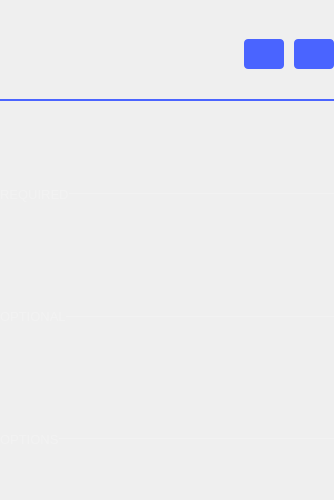
Above: ui/la_settings.ui from analogdevicesinc/scopy before the change. Below: the same form after it.
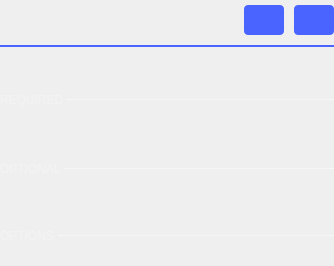
That is the form after the change. Icons and pictures are not drawn.

Patch:
```diff
--- a/ui/la_settings.ui
+++ b/ui/la_settings.ui
@@ -7,11 +7,11 @@
     <x>0</x>
     <y>0</y>
     <width>334</width>
-    <height>500</height>
+    <height>266</height>
    </rect>
   </property>
   <property name="sizePolicy">
-   <sizepolicy hsizetype="Preferred" vsizetype="Minimum">
+   <sizepolicy hsizetype="Preferred" vsizetype="Preferred">
     <horstretch>0</horstretch>
     <verstretch>0</verstretch>
    </sizepolicy>
@@ -27,7 +27,7 @@
     <number>0</number>
    </property>
    <property name="topMargin">
-    <number>10</number>
+    <number>0</number>
    </property>
    <property name="rightMargin">
     <number>0</number>
@@ -37,6 +37,12 @@
    </property>
    <item>
     <widget class="QWidget" name="headerWidget" native="true">
+     <property name="sizePolicy">
+      <sizepolicy hsizetype="Preferred" vsizetype="Maximum">
+       <horstretch>0</horstretch>
+       <verstretch>0</verstretch>
+      </sizepolicy>
+     </property>
      <property name="styleSheet">
       <string notr="true">QPushButton{
   width: 40px;
@@ -52,6 +58,9 @@
       <property name="leftMargin">
        <number>0</number>
       </property>
+      <property name="topMargin">
+       <number>0</number>
+      </property>
       <property name="rightMargin">
        <number>0</number>
       </property>
@@ -68,12 +77,16 @@
         </property>
         <item>
          <widget class="QLabel" name="nameLineEdit">
+          <property name="sizePolicy">
+           <sizepolicy hsizetype="Minimum" vsizetype="Fixed">
+            <horstretch>0</horstretch>
+            <verstretch>0</verstretch>
+           </sizepolicy>
+          </property>
           <property name="styleSheet">
-           <string notr="true">QLabel 
-{
+           <string notr="true">color: white;
 font-size: 14px;
-font-weight: bold;
-}</string>
+font-weight: normal;</string>
           </property>
           <property name="text">
            <string/>
@@ -88,7 +101,7 @@
           <property name="sizeHint" stdset="0">
            <size>
             <width>40</width>
-            <height>20</height>
+            <height>0</height>
            </size>
           </property>
          </spacer>
@@ -164,6 +177,15 @@
    </item>
    <item>
     <widget class="QWidget" name="requiredChn" native="true">
+     <property name="sizePolicy">
+      <sizepolicy hsizetype="Minimum" vsizetype="Fixed">
+       <horstretch>0</horstretch>
+       <verstretch>0</verstretch>
+      </sizepolicy>
+     </property>
+     <property name="styleSheet">
+      <string notr="true"/>
+     </property>
      <layout class="QHBoxLayout" name="horizontalLayout_3">
       <property name="spacing">
        <number>0</number>
@@ -181,36 +203,14 @@
        <number>5</number>
       </property>
       <item>
-       <layout class="QHBoxLayout" name="requiredChnLayout">
-        <property name="spacing">
-         <number>0</number>
-        </property>
+       <layout class="QGridLayout" name="gridLayout">
         <property name="topMargin">
          <number>0</number>
         </property>
-        <item>
-         <widget class="QLabel" name="label_2">
-          <property name="sizePolicy">
-           <sizepolicy hsizetype="Maximum" vsizetype="Preferred">
-            <horstretch>0</horstretch>
-            <verstretch>0</verstretch>
-           </sizepolicy>
-          </property>
-          <property name="styleSheet">
-           <string notr="true">QLabel {
-opacity: 0.2;
-font-family: Arial;
-font-size: 13px;
-line-height: 14px;
-color: rgba(255,255,255,50);
-}</string>
-          </property>
-          <property name="text">
-           <string>REQUIRED</string>
-          </property>
-         </widget>
-        </item>
-        <item>
+        <property name="horizontalSpacing">
+         <number>0</number>
+        </property>
+        <item row="1" column="1">
          <widget class="Line" name="line_2">
           <property name="sizePolicy">
            <sizepolicy hsizetype="Minimum" vsizetype="Fixed">
@@ -218,17 +218,80 @@
             <verstretch>0</verstretch>
            </sizepolicy>
           </property>
+          <property name="minimumSize">
+           <size>
+            <width>0</width>
+            <height>1</height>
+           </size>
+          </property>
+          <property name="maximumSize">
+           <size>
+            <width>16777215</width>
+            <height>1</height>
+           </size>
+          </property>
           <property name="styleSheet">
-           <string notr="true">color: rgba(255,255,255,50);</string>
+           <string notr="true">border: 1px solid rgba(255, 255, 255, 70);</string>
           </property>
           <property name="frameShadow">
-           <enum>QFrame::Plain</enum>
+           <enum>QFrame::Sunken</enum>
           </property>
           <property name="orientation">
            <enum>Qt::Horizontal</enum>
           </property>
          </widget>
         </item>
+        <item row="1" column="0">
+         <widget class="QLabel" name="label_2">
+          <property name="sizePolicy">
+           <sizepolicy hsizetype="Fixed" vsizetype="Fixed">
+            <horstretch>0</horstretch>
+            <verstretch>0</verstretch>
+           </sizepolicy>
+          </property>
+          <property name="styleSheet">
+           <string notr="true">QLabel {
+		font-size: 12px;
+		color: rgba(255, 255, 255, 70);
+	}</string>
+          </property>
+          <property name="text">
+           <string>REQUIRED </string>
+          </property>
+         </widget>
+        </item>
+        <item row="2" column="0" colspan="2">
+         <spacer name="verticalSpacer_3">
+          <property name="orientation">
+           <enum>Qt::Vertical</enum>
+          </property>
+          <property name="sizeType">
+           <enum>QSizePolicy::Fixed</enum>
+          </property>
+          <property name="sizeHint" stdset="0">
+           <size>
+            <width>0</width>
+            <height>15</height>
+           </size>
+          </property>
+         </spacer>
+        </item>
+        <item row="0" column="0" colspan="2">
+         <spacer name="verticalSpacer_2">
+          <property name="orientation">
+           <enum>Qt::Vertical</enum>
+          </property>
+          <property name="sizeType">
+           <enum>QSizePolicy::Fixed</enum>
+          </property>
+          <property name="sizeHint" stdset="0">
+           <size>
+            <width>0</width>
+            <height>25</height>
+           </size>
+          </property>
+         </spacer>
+        </item>
        </layout>
       </item>
      </layout>
@@ -236,6 +299,15 @@
    </item>
    <item>
     <widget class="QWidget" name="optionalChn" native="true">
+     <property name="sizePolicy">
+      <sizepolicy hsizetype="Minimum" vsizetype="Fixed">
+       <horstretch>0</horstretch>
+       <verstretch>0</verstretch>
+      </sizepolicy>
+     </property>
+     <property name="styleSheet">
+      <string notr="true"/>
+     </property>
      <layout class="QHBoxLayout" name="horizontalLayout">
       <property name="spacing">
        <number>0</number>
@@ -253,48 +325,89 @@
        <number>5</number>
       </property>
       <item>
-       <layout class="QHBoxLayout" name="optionalChnLayout">
-        <property name="spacing">
-         <number>0</number>
-        </property>
+       <layout class="QGridLayout" name="gridLayout_2">
         <property name="topMargin">
          <number>0</number>
         </property>
-        <item>
+        <property name="horizontalSpacing">
+         <number>0</number>
+        </property>
+        <item row="1" column="0">
          <widget class="QLabel" name="label_4">
           <property name="sizePolicy">
-           <sizepolicy hsizetype="Maximum" vsizetype="Preferred">
+           <sizepolicy hsizetype="Fixed" vsizetype="Fixed">
             <horstretch>0</horstretch>
             <verstretch>0</verstretch>
            </sizepolicy>
           </property>
           <property name="styleSheet">
            <string notr="true">QLabel {
-opacity: 0.2;
-font-family: Arial;
-font-size: 13px;
-line-height: 14px;
-color: rgba(255,255,255,50);
-}</string>
+		font-size: 12px;
+		color: rgba(255, 255, 255, 70);
+	}</string>
           </property>
           <property name="text">
-           <string>OPTIONAL</string>
+           <string>OPTIONAL </string>
           </property>
          </widget>
         </item>
-        <item>
+        <item row="1" column="1">
          <widget class="Line" name="line_4">
+          <property name="minimumSize">
+           <size>
+            <width>0</width>
+            <height>1</height>
+           </size>
+          </property>
+          <property name="maximumSize">
+           <size>
+            <width>16777215</width>
+            <height>1</height>
+           </size>
+          </property>
           <property name="styleSheet">
-           <string notr="true">color: rgba(255,255,255,50);</string>
+           <string notr="true">border: 1px solid rgba(255, 255, 255, 70);</string>
           </property>
           <property name="frameShadow">
-           <enum>QFrame::Plain</enum>
+           <enum>QFrame::Sunken</enum>
           </property>
           <property name="orientation">
            <enum>Qt::Horizontal</enum>
           </property>
          </widget>
         </item>
+        <item row="0" column="0" colspan="2">
+         <spacer name="verticalSpacer_4">
+          <property name="orientation">
+           <enum>Qt::Vertical</enum>
+          </property>
+          <property name="sizeType">
+           <enum>QSizePolicy::Fixed</enum>
+          </property>
+          <property name="sizeHint" stdset="0">
+           <size>
+            <width>0</width>
+            <height>25</height>
+           </size>
+          </property>
+         </spacer>
+        </item>
+        <item row="2" column="0" colspan="2">
+         <spacer name="verticalSpacer_5">
+          <property name="orientation">
+           <enum>Qt::Vertical</enum>
+          </property>
+          <property name="sizeType">
+           <enum>QSizePolicy::Fixed</enum>
+          </property>
+          <property name="sizeHint" stdset="0">
+           <size>
+            <width>0</width>
+            <height>15</height>
+           </size>
+          </property>
+         </spacer>
+        </item>
        </layout>
       </item>
      </layout>
@@ -302,56 +415,119 @@
    </item>
    <item>
     <widget class="QWidget" name="options" native="true">
-     <layout class="QHBoxLayout" name="horizontalLayout_4">
-      <property name="spacing">
-       <number>0</number>
-      </property>
+     <property name="sizePolicy">
+      <sizepolicy hsizetype="Minimum" vsizetype="Fixed">
+       <horstretch>0</horstretch>
+       <verstretch>0</verstretch>
+      </sizepolicy>
+     </property>
+     <property name="minimumSize">
+      <size>
+       <width>0</width>
+       <height>60</height>
+      </size>
+     </property>
+     <layout class="QGridLayout" name="gridLayout_4">
       <property name="leftMargin">
        <number>0</number>
       </property>
       <property name="topMargin">
-       <number>5</number>
+       <number>0</number>
       </property>
       <property name="rightMargin">
        <number>0</number>
       </property>
       <property name="bottomMargin">
-       <number>5</number>
+       <number>0</number>
       </property>
-      <item>
-       <widget class="QLabel" name="label_5">
-        <property name="sizePolicy">
-         <sizepolicy hsizetype="Maximum" vsizetype="Preferred">
-          <horstretch>0</horstretch>
-          <verstretch>0</verstretch>
-         </sizepolicy>
+      <property name="spacing">
+       <number>0</number>
+      </property>
+      <item row="0" column="0">
+       <layout class="QGridLayout" name="gridLayout_3">
+        <property name="topMargin">
+         <number>0</number>
         </property>
-        <property name="styleSheet">
-         <string notr="true">QLabel {
-opacity: 0.2;
-font-family: Arial;
-font-size: 13px;
-line-height: 14px;
-color: rgba(255,255,255,50);
-}</string>
+        <property name="horizontalSpacing">
+         <number>0</number>
         </property>
-        <property name="text">
-         <string>OPTIONS</string>
-        </property>
-       </widget>
-      </item>
-      <item>
-       <widget class="Line" name="line_5">
-        <property name="styleSheet">
-         <string notr="true">color: rgba(255,255,255,50);</string>
-        </property>
-        <property name="frameShadow">
-         <enum>QFrame::Plain</enum>
-        </property>
-        <property name="orientation">
-         <enum>Qt::Horizontal</enum>
-        </property>
-       </widget>
+        <item row="1" column="1">
+         <widget class="Line" name="line_5">
+          <property name="minimumSize">
+           <size>
+            <width>0</width>
+            <height>1</height>
+           </size>
+          </property>
+          <property name="maximumSize">
+           <size>
+            <width>16777215</width>
+            <height>1</height>
+           </size>
+          </property>
+          <property name="styleSheet">
+           <string notr="true">border: 1px solid rgba(255, 255, 255, 70);</string>
+          </property>
+          <property name="frameShadow">
+           <enum>QFrame::Sunken</enum>
+          </property>
+          <property name="orientation">
+           <enum>Qt::Horizontal</enum>
+          </property>
+         </widget>
+        </item>
+        <item row="1" column="0">
+         <widget class="QLabel" name="label_5">
+          <property name="sizePolicy">
+           <sizepolicy hsizetype="Fixed" vsizetype="Fixed">
+            <horstretch>0</horstretch>
+            <verstretch>0</verstretch>
+           </sizepolicy>
+          </property>
+          <property name="styleSheet">
+           <string notr="true">QLabel {
+		font-size: 12px;
+		color: rgba(255, 255, 255, 70);
+	}</string>
+          </property>
+          <property name="text">
+           <string>OPTIONS </string>
+          </property>
+         </widget>
+        </item>
+        <item row="2" column="0" colspan="2">
+         <spacer name="verticalSpacer_7">
+          <property name="orientation">
+           <enum>Qt::Vertical</enum>
+          </property>
+          <property name="sizeType">
+           <enum>QSizePolicy::Fixed</enum>
+          </property>
+          <property name="sizeHint" stdset="0">
+           <size>
+            <width>0</width>
+            <height>15</height>
+           </size>
+          </property>
+         </spacer>
+        </item>
+        <item row="0" column="0" colspan="2">
+         <spacer name="verticalSpacer_6">
+          <property name="orientation">
+           <enum>Qt::Vertical</enum>
+          </property>
+          <property name="sizeType">
+           <enum>QSizePolicy::Fixed</enum>
+          </property>
+          <property name="sizeHint" stdset="0">
+           <size>
+            <width>0</width>
+            <height>25</height>
+           </size>
+          </property>
+         </spacer>
+        </item>
+       </layout>
       </item>
      </layout>
     </widget>
```
